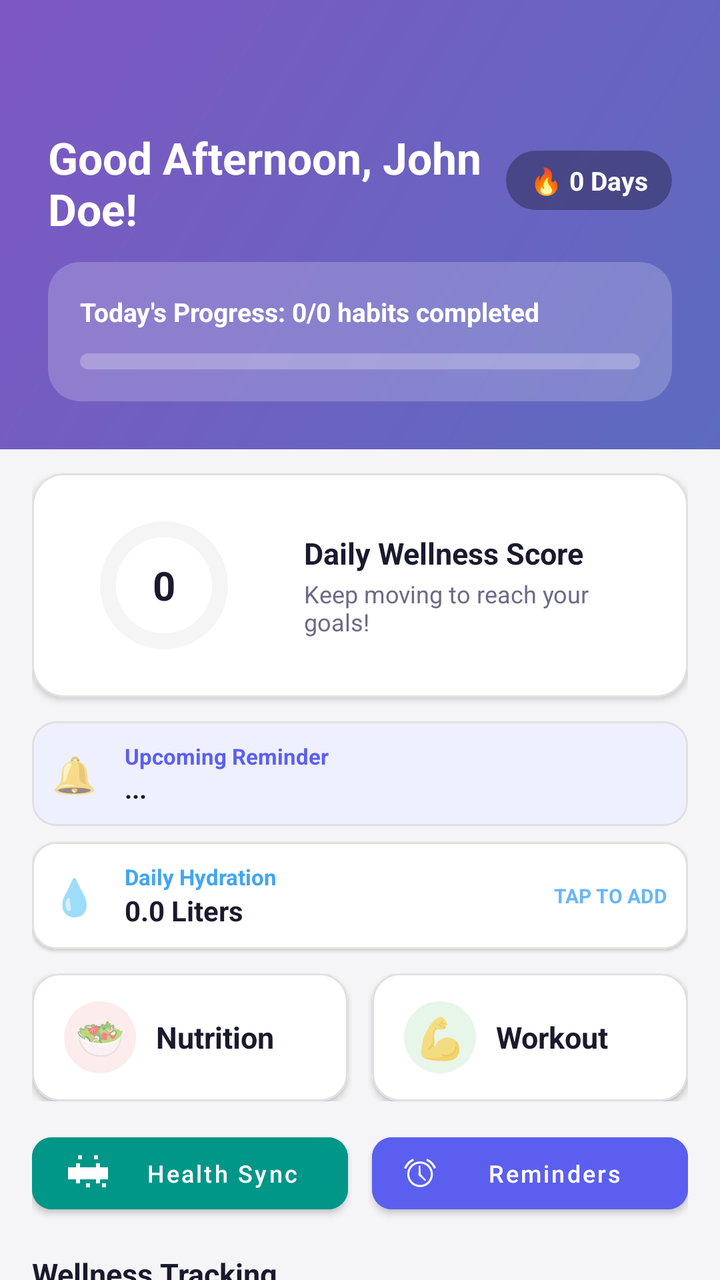
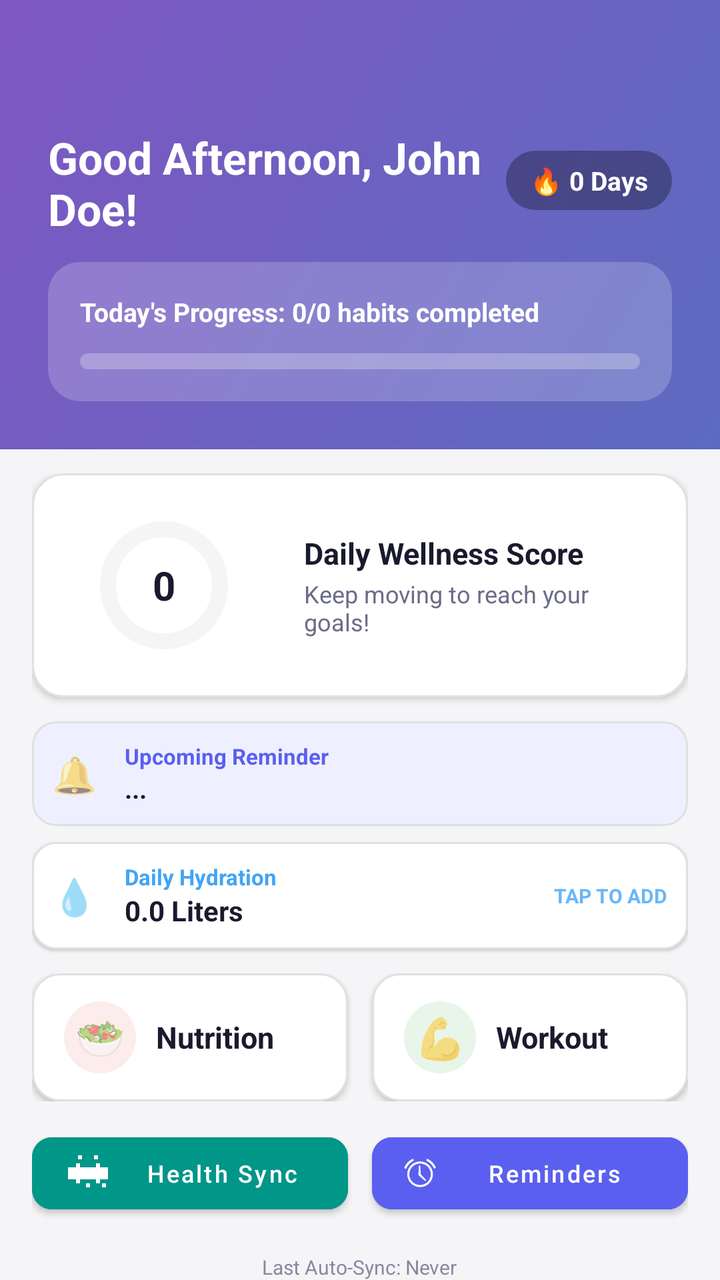

Two renders of the same Android screen: before a commit and after it. Below are the layout's source before the change and the commit's diff.
<!-- AndroidManifest.xml: application theme Theme.DailyRoutine -->
<!-- res/layout/activity_main.xml -->
<?xml version="1.0" encoding="utf-8"?>
<androidx.coordinatorlayout.widget.CoordinatorLayout xmlns:android="http://schemas.android.com/apk/res/android"
    xmlns:app="http://schemas.android.com/apk/res-auto"
    android:layout_width="match_parent"
    android:layout_height="match_parent"
    android:background="@color/bgPage">

    <com.google.android.material.appbar.AppBarLayout
        android:layout_width="match_parent"
        android:layout_height="wrap_content"
        android:background="@android:color/transparent"
        app:elevation="0dp">

        <LinearLayout
            android:layout_width="match_parent"
            android:layout_height="wrap_content"
            android:orientation="vertical"
            android:paddingHorizontal="24dp"
            android:paddingTop="64dp"
            android:paddingBottom="24dp"
            android:background="@drawable/bg_home_header">

            <LinearLayout
                android:layout_width="match_parent"
                android:layout_height="wrap_content"
                android:orientation="horizontal"
                android:gravity="top">
                <TextView
                    android:id="@+id/tvGreeting"
                    android:layout_width="0dp"
                    android:layout_height="wrap_content"
                    android:layout_weight="1"
                    android:text="Good Afternoon, John Doe!"
                    android:textSize="22sp"
                    android:textStyle="bold"
                    android:textColor="@android:color/white"
                    android:maxLines="2"
                    android:layout_marginEnd="12dp"
                    android:clickable="true"
                    android:focusable="true"
                    android:foreground="?attr/selectableItemBackground"/>
                <TextView
                    android:id="@+id/tvStreak"
                    android:layout_width="wrap_content"
                    android:layout_height="wrap_content"
                    android:layout_marginTop="8dp"
                    android:layout_marginBottom="8dp"
                    android:text="🔥 0 Days"
                    android:textColor="@android:color/white"
                    android:textStyle="bold"
                    android:textSize="13sp"
                    android:background="@drawable/bg_chip"
                    android:backgroundTint="#4D000000"
                    android:paddingHorizontal="12dp"
                    android:paddingVertical="6dp"/>
            </LinearLayout>

            <com.google.android.material.card.MaterialCardView
                android:id="@+id/cardProgress"
                android:layout_width="match_parent"
                android:layout_height="wrap_content"
                android:layout_marginTop="12dp"
                app:cardCornerRadius="16dp"
                app:cardElevation="0dp"
                app:cardBackgroundColor="#33FFFFFF"
                android:clickable="true"
                android:focusable="true"
                app:rippleColor="#4DFFFFFF">

                <LinearLayout
                    android:layout_width="match_parent"
                    android:layout_height="wrap_content"
                    android:orientation="vertical"
                    android:padding="16dp">

                    <TextView
                        android:id="@+id/tvHabitProgress"
                        android:layout_width="wrap_content"
                        android:layout_height="wrap_content"
                        android:text="Today's Progress: 0/0 habits completed"
                        android:textColor="@android:color/white"
                        android:textSize="13sp"
                        android:textStyle="bold" />

                    <com.google.android.material.progressindicator.LinearProgressIndicator
                        android:id="@+id/progressHabits"
                        android:layout_width="match_parent"
                        android:layout_height="wrap_content"
                        android:layout_marginTop="12dp"
                        android:progress="0"
                        app:trackColor="#40FFFFFF"
                        app:indicatorColor="@android:color/white"
                        app:trackThickness="8dp"
                        app:trackCornerRadius="4dp" />

                </LinearLayout>
            </com.google.android.material.card.MaterialCardView>

        </LinearLayout>

    </com.google.android.material.appbar.AppBarLayout>

    <androidx.core.widget.NestedScrollView
        android:layout_width="match_parent"
        android:layout_height="match_parent"
        android:fillViewport="true"
        app:layout_behavior="@string/appbar_scrolling_view_behavior">

        <LinearLayout
            android:layout_width="match_parent"
            android:layout_height="match_parent"
            android:orientation="vertical"
            android:paddingHorizontal="16dp"
            android:paddingTop="12dp"
            android:paddingBottom="80dp">

            
            <com.google.android.material.card.MaterialCardView
                android:id="@+id/cardWellnessScore"
                android:layout_width="match_parent"
                android:layout_height="wrap_content"
                android:layout_marginBottom="12dp"
                app:cardCornerRadius="16dp"
                app:cardElevation="2dp"
                app:cardBackgroundColor="@color/cardBg"
                app:strokeWidth="1dp"
                app:strokeColor="@color/cardStroke">
                <LinearLayout
                    android:layout_width="match_parent"
                    android:layout_height="wrap_content"
                    android:orientation="horizontal"
                    android:padding="16dp"
                    android:gravity="center_vertical">

                    <RelativeLayout
                        android:layout_width="100dp"
                        android:layout_height="80dp">
                        <com.google.android.material.progressindicator.CircularProgressIndicator
                            android:id="@+id/progressWellness"
                            android:layout_width="wrap_content"
                            android:layout_height="wrap_content"
                            android:layout_centerInParent="true"
                            android:progress="0"
                            app:indicatorSize="64dp"
                            app:trackThickness="8dp"
                            app:indicatorColor="@color/healthSync"
                            app:trackColor="#F5F5F5"
                            app:trackCornerRadius="4dp"/>
                        <TextView
                            android:id="@+id/tvWellnessScore"
                            android:layout_width="wrap_content"
                            android:layout_height="wrap_content"
                            android:layout_centerInParent="true"
                            android:text="0"
                            android:textSize="20sp"
                            android:textStyle="bold"
                            android:textColor="@color/textPrimary"
                            android:gravity="center"/>
                    </RelativeLayout>

                    <LinearLayout
                        android:layout_width="0dp"
                        android:layout_height="wrap_content"
                        android:layout_weight="1"
                        android:layout_marginStart="20dp"
                        android:orientation="vertical">
                        <TextView
                            android:layout_width="wrap_content"
                            android:layout_height="wrap_content"
                            android:text="Daily Wellness Score"
                            android:textSize="15sp"
                            android:textStyle="bold"
                            android:textColor="@color/textPrimary"/>
                        <TextView
                            android:id="@+id/tvWellnessMsg"
                            android:layout_width="wrap_content"
                            android:layout_height="wrap_content"
                            android:layout_marginTop="2dp"
                            android:text="Keep moving to reach your goals!"
                            android:textSize="12sp"
                            android:textColor="@color/textSecondary"/>
                    </LinearLayout>
                </LinearLayout>
            </com.google.android.material.card.MaterialCardView>

            
            <com.google.android.material.card.MaterialCardView
                android:id="@+id/cardUpcoming"
                android:layout_width="match_parent"
                android:layout_height="wrap_content"
                android:layout_marginBottom="8dp"
                app:cardCornerRadius="12dp"
                app:cardElevation="1dp"
                app:cardBackgroundColor="@color/primaryLight"
                app:strokeWidth="1dp"
                app:strokeColor="@color/cardStroke">
                <LinearLayout
                    android:layout_width="match_parent"
                    android:layout_height="wrap_content"
                    android:padding="10dp"
                    android:gravity="center_vertical"
                    android:orientation="horizontal">
                    <TextView android:layout_width="wrap_content" android:layout_height="wrap_content" android:text="🔔" android:textSize="18sp"/>
                    <LinearLayout android:layout_width="0dp" android:layout_height="wrap_content" android:layout_weight="1" android:layout_marginStart="14dp" android:orientation="vertical">
                        <TextView android:layout_width="wrap_content" android:layout_height="wrap_content" android:text="Upcoming Reminder" android:textSize="11sp" android:textStyle="bold" android:textColor="@color/primary"/>
                        <TextView android:id="@+id/tvUpcomingText" android:layout_width="wrap_content" android:layout_height="wrap_content" android:text="..." android:textSize="13sp" android:textStyle="bold" android:textColor="@color/textPrimary"/>
                    </LinearLayout>
                </LinearLayout>
            </com.google.android.material.card.MaterialCardView>

            <com.google.android.material.card.MaterialCardView
                android:id="@+id/cardWater"
                android:layout_width="match_parent"
                android:layout_height="wrap_content"
                android:layout_marginBottom="12dp"
                app:cardCornerRadius="12dp"
                app:cardElevation="1dp"
                app:cardBackgroundColor="@color/cardBg"
                app:strokeWidth="1dp"
                app:strokeColor="@color/cardStroke"
                android:clickable="true"
                android:focusable="true">
                <LinearLayout
                    android:layout_width="match_parent"
                    android:layout_height="wrap_content"
                    android:padding="10dp"
                    android:gravity="center_vertical"
                    android:orientation="horizontal">
                    <TextView android:layout_width="wrap_content" android:layout_height="wrap_content" android:text="💧" android:textSize="18sp"/>
                    <LinearLayout android:layout_width="0dp" android:layout_height="wrap_content" android:layout_weight="1" android:layout_marginStart="14dp" android:orientation="vertical">
                        <TextView android:layout_width="wrap_content" android:layout_height="wrap_content" android:text="Daily Hydration" android:textSize="11sp" android:textStyle="bold" android:textColor="@color/healthSleep"/>
                        <TextView android:id="@+id/tvValWater" android:layout_width="wrap_content" android:layout_height="wrap_content" android:text="0.0 Liters" android:textSize="14sp" android:textStyle="bold" android:textColor="@color/textPrimary"/>
                    </LinearLayout>
                    <TextView android:layout_width="wrap_content" android:layout_height="wrap_content" android:text="TAP TO ADD" android:textSize="10sp" android:textStyle="bold" android:textColor="@color/healthSleep" android:alpha="0.8"/>
                </LinearLayout>
            </com.google.android.material.card.MaterialCardView>

            
            <LinearLayout
                android:layout_width="match_parent"
                android:layout_height="64dp"
                android:orientation="horizontal"
                android:layout_marginBottom="12dp">
                <com.google.android.material.card.MaterialCardView
                    android:id="@+id/cardDiet"
                    android:layout_width="0dp"
                    android:layout_height="match_parent"
                    android:layout_weight="1"
                    android:layout_marginEnd="6dp"
                    app:cardCornerRadius="14dp"
                    app:cardElevation="2dp"
                    app:cardBackgroundColor="@color/cardBg"
                    app:strokeWidth="1dp"
                    app:strokeColor="@color/cardStroke"
                    app:rippleColor="@color/healthNutrition">
                    <LinearLayout android:layout_width="match_parent" android:layout_height="match_parent" android:orientation="horizontal" android:paddingHorizontal="16dp" android:gravity="center_vertical">
                        <TextView android:layout_width="36dp" android:layout_height="36dp" android:text="🥗" android:textSize="20sp" android:gravity="center" android:background="@drawable/bg_circle_diet"/>
                        <TextView android:layout_width="wrap_content" android:layout_height="wrap_content" android:layout_marginStart="10dp" android:text="Nutrition" android:textSize="15sp" android:textStyle="bold" android:textColor="@color/textPrimary"/>
                    </LinearLayout>
                </com.google.android.material.card.MaterialCardView>
                <com.google.android.material.card.MaterialCardView
                    android:id="@+id/cardWorkout"
                    android:layout_width="0dp"
                    android:layout_height="match_parent"
                    android:layout_weight="1"
                    android:layout_marginStart="6dp"
                    app:cardCornerRadius="14dp"
                    app:cardElevation="2dp"
                    app:cardBackgroundColor="@color/cardBg"
                    app:strokeWidth="1dp"
                    app:strokeColor="@color/cardStroke"
                    app:rippleColor="@color/healthWorkout">
                    <LinearLayout android:layout_width="match_parent" android:layout_height="match_parent" android:orientation="horizontal" android:paddingHorizontal="16dp" android:gravity="center_vertical">
                        <TextView android:layout_width="36dp" android:layout_height="36dp" android:text="💪" android:textSize="20sp" android:gravity="center" android:background="@drawable/bg_circle_workout"/>
                        <TextView android:layout_width="wrap_content" android:layout_height="wrap_content" android:layout_marginStart="10dp" android:text="Workout" android:textSize="15sp" android:textStyle="bold" android:textColor="@color/textPrimary"/>
                    </LinearLayout>
                </com.google.android.material.card.MaterialCardView>
            </LinearLayout>

            
            <LinearLayout
                android:layout_width="match_parent"
                android:layout_height="wrap_content"
                android:orientation="horizontal"
                android:layout_marginBottom="16dp">
                <com.google.android.material.button.MaterialButton
                    android:id="@+id/btnHealthSync"
                    android:layout_width="0dp"
                    android:layout_height="48dp"
                    android:layout_weight="1"
                    android:text="Health Sync"
                    app:icon="@drawable/ic_fitness_center"
                    app:iconTint="@android:color/white"
                    android:backgroundTint="@color/healthSync"
                    android:textColor="@android:color/white"
                    android:textSize="12sp"
                    android:textAllCaps="false"
                    app:cornerRadius="10dp"/>
                <Space android:layout_width="12dp" android:layout_height="wrap_content"/>
                <com.google.android.material.button.MaterialButton
                    android:id="@+id/btnReminders"
                    android:layout_width="0dp"
                    android:layout_height="48dp"
                    android:layout_weight="1"
                    android:text="Reminders"
                    app:icon="@android:drawable/ic_lock_idle_alarm"
                    android:backgroundTint="@color/primary"
                    android:textColor="@android:color/white"
                    android:textSize="12sp"
                    android:textAllCaps="false"
                    app:cornerRadius="10dp"/>
            </LinearLayout>

            
            <TextView
                android:layout_width="wrap_content"
                android:layout_height="wrap_content"
                android:text="Wellness Tracking"
                android:textSize="15sp"
                android:textStyle="bold"
                android:textColor="@color/textPrimary"
                android:layout_marginBottom="10dp"/>

            <LinearLayout
                android:layout_width="match_parent"
                android:layout_height="0dp"
                android:layout_weight="1"
                android:orientation="vertical">

                <LinearLayout
                    android:layout_width="match_parent"
                    android:layout_height="0dp"
                    android:layout_weight="1"
                    android:orientation="horizontal">
                    <com.google.android.material.card.MaterialCardView
                        android:id="@+id/cardWalking"
                        android:layout_width="0dp"
                        android:layout_height="match_parent"
                        android:layout_weight="1"
                        android:layout_margin="4dp"
                        app:cardCornerRadius="16dp"
                        app:cardElevation="1dp"
                        app:strokeWidth="1dp"
                        app:strokeColor="@color/cardStroke"
                        app:cardBackgroundColor="@color/cardBg">
                        <LinearLayout android:layout_width="match_parent" android:layout_height="match_parent" android:orientation="vertical" android:padding="12dp" android:gravity="center">
                            <TextView android:layout_width="40dp" android:layout_height="40dp" android:text="🚶" android:textSize="20sp" android:gravity="center" android:background="@drawable/bg_circle_walking"/>
                            <TextView android:layout_width="wrap_content" android:layout_height="wrap_content" android:layout_marginTop="6dp" android:text="Step Tracker" android:textStyle="bold" android:textSize="13sp" android:textColor="@color/textPrimary" android:gravity="center"/>
                            <TextView android:id="@+id/tvValSteps" android:layout_width="wrap_content" android:layout_height="wrap_content" android:text="0" android:textSize="15sp" android:textStyle="bold" android:textColor="@color/healthWalking"/>
                        </LinearLayout>
                    </com.google.android.material.card.MaterialCardView>
                    <com.google.android.material.card.MaterialCardView
                        android:id="@+id/cardSleep"
                        android:layout_width="0dp"
                        android:layout_height="match_parent"
                        android:layout_weight="1"
                        android:layout_margin="4dp"
                        app:cardCornerRadius="16dp"
                        app:cardElevation="1dp"
                        app:strokeWidth="1dp"
                        app:strokeColor="@color/cardStroke"
                        app:cardBackgroundColor="@color/cardBg">
                        <LinearLayout android:layout_width="match_parent" android:layout_height="match_parent" android:orientation="vertical" android:padding="12dp" android:gravity="center">
                            <TextView android:layout_width="40dp" android:layout_height="40dp" android:text="😴" android:textSize="20sp" android:gravity="center" android:background="@drawable/bg_circle_sleep"/>
                            <TextView android:layout_width="wrap_content" android:layout_height="wrap_content" android:layout_marginTop="6dp" android:text="Sleep" android:textStyle="bold" android:textSize="13sp" android:textColor="@color/textPrimary" android:gravity="center"/>
                            <TextView android:id="@+id/tvValSleep" android:layout_width="wrap_content" android:layout_height="wrap_content" android:text="0h" android:textSize="15sp" android:textStyle="bold" android:textColor="@color/healthSleep"/>
                        </LinearLayout>
                    </com.google.android.material.card.MaterialCardView>
                </LinearLayout>

                <LinearLayout
                    android:layout_width="match_parent"
                    android:layout_height="0dp"
                    android:layout_weight="1"
                    android:orientation="horizontal">
                    <com.google.android.material.card.MaterialCardView
                        android:id="@+id/cardCalories"
                        android:layout_width="0dp"
                        android:layout_height="match_parent"
                        android:layout_weight="1"
                        android:layout_margin="4dp"
                        app:cardCornerRadius="16dp"
                        app:cardElevation="1dp"
                        app:strokeWidth="1dp"
                        app:strokeColor="@color/cardStroke"
                        app:cardBackgroundColor="@color/cardBg">
                        <LinearLayout android:layout_width="match_parent" android:layout_height="match_parent" android:orientation="vertical" android:padding="12dp" android:gravity="center">
                            <TextView android:layout_width="40dp" android:layout_height="40dp" android:text="🔥" android:textSize="20sp" android:gravity="center" android:background="@drawable/bg_circle_calories"/>
                            <TextView android:layout_width="wrap_content" android:layout_height="wrap_content" android:layout_marginTop="6dp" android:text="Calories" android:textStyle="bold" android:textSize="13sp" android:textColor="@color/textPrimary" android:gravity="center"/>
                            <TextView android:id="@+id/tvValCalories" android:layout_width="wrap_content" android:layout_height="wrap_content" android:text="0" android:textSize="15sp" android:textStyle="bold" android:textColor="@color/healthCalories"/>
                        </LinearLayout>
                    </com.google.android.material.card.MaterialCardView>
                    <com.google.android.material.card.MaterialCardView
                        android:id="@+id/cardWeight"
                        android:layout_width="0dp"
                        android:layout_height="match_parent"
                        android:layout_weight="1"
                        android:layout_margin="4dp"
                        app:cardCornerRadius="16dp"
                        app:cardElevation="1dp"
                        app:strokeWidth="1dp"
                        app:strokeColor="@color/cardStroke"
                        app:cardBackgroundColor="@color/cardBg">
                        <LinearLayout android:layout_width="match_parent" android:layout_height="match_parent" android:orientation="vertical" android:padding="12dp" android:gravity="center">
                            <TextView android:layout_width="40dp" android:layout_height="40dp" android:text="⚖️" android:textSize="20sp" android:gravity="center" android:background="@drawable/bg_circle_weight"/>
                            <TextView android:layout_width="wrap_content" android:layout_height="wrap_content" android:layout_marginTop="6dp" android:text="Weight" android:textStyle="bold" android:textSize="13sp" android:textColor="@color/textPrimary" android:gravity="center"/>
                            <TextView android:id="@+id/tvValWeight" android:layout_width="wrap_content" android:layout_height="wrap_content" android:text="0 kg" android:textSize="15sp" android:textStyle="bold" android:textColor="@color/healthWeight"/>
                        </LinearLayout>
                    </com.google.android.material.card.MaterialCardView>
                </LinearLayout>
            </LinearLayout>

        </LinearLayout>
    </androidx.core.widget.NestedScrollView>

</androidx.coordinatorlayout.widget.CoordinatorLayout>
<!-- resources referenced by this layout -->
<resources>
  <color name="bgPage">#F5F5F7</color>
  <color name="cardBg">#FFFFFF</color>
  <color name="cardStroke">#E0E0E0</color>
  <color name="healthCalories">#EC407A</color>
  <color name="healthNutrition">#4CAF50</color>
  <color name="healthSleep">#42A5F5</color>
  <color name="healthSync">#009688</color>
  <color name="healthWalking">#26A69A</color>
  <color name="healthWeight">#78909C</color>
  <color name="healthWorkout">#FF9800</color>
  <color name="primary">#5B5FEF</color>
  <color name="primaryLight">#EEF0FF</color>
  <color name="textPrimary">#1A1A2E</color>
  <color name="textSecondary">#6B6B8A</color>
  <!-- drawable bg_chip (drawable) -->
  <?xml version="1.0" encoding="utf-8"?>
  <shape xmlns:android="http://schemas.android.com/apk/res/android"
      android:shape="rectangle">
      <solid android:color="@color/primary"/>
      <corners android:radius="20dp"/>
  </shape>
  <!-- drawable bg_circle_calories (drawable) -->
  <?xml version="1.0" encoding="utf-8"?>
  <shape xmlns:android="http://schemas.android.com/apk/res/android"
      android:shape="oval">
      <solid android:color="#FCE4EC"/>
  </shape>
  <!-- drawable bg_circle_diet (drawable) -->
  <?xml version="1.0" encoding="utf-8"?>
  <shape xmlns:android="http://schemas.android.com/apk/res/android"
      android:shape="oval">
      <solid android:color="#FDECEC"/>
  </shape>
  <!-- drawable bg_circle_sleep (drawable) -->
  <?xml version="1.0" encoding="utf-8"?>
  <shape xmlns:android="http://schemas.android.com/apk/res/android"
      android:shape="oval">
      <solid android:color="#E3F2FD"/>
  </shape>
  <!-- drawable bg_circle_walking (drawable) -->
  <?xml version="1.0" encoding="utf-8"?>
  <shape xmlns:android="http://schemas.android.com/apk/res/android"
      android:shape="oval">
      <solid android:color="#E0F2F1"/>
  </shape>
  <!-- drawable bg_circle_weight (drawable) -->
  <?xml version="1.0" encoding="utf-8"?>
  <shape xmlns:android="http://schemas.android.com/apk/res/android"
      android:shape="oval">
      <solid android:color="#ECEFF1"/>
  </shape>
  <!-- drawable bg_circle_workout (drawable) -->
  <?xml version="1.0" encoding="utf-8"?>
  <shape xmlns:android="http://schemas.android.com/apk/res/android"
      android:shape="oval">
      <solid android:color="#E8F5E9"/>
  </shape>
  <!-- drawable bg_home_header (drawable) -->
  <?xml version="1.0" encoding="utf-8"?>
  <shape xmlns:android="http://schemas.android.com/apk/res/android"
      android:shape="rectangle">
      <gradient
          android:angle="135"
          android:startColor="#5C6BC0"
          android:endColor="#7E57C2"
          android:type="linear" />
  </shape>
  <!-- drawable ic_fitness_center (drawable) -->
  <vector xmlns:android="http://schemas.android.com/apk/res/android"
      android:width="24dp"
      android:height="24dp"
      android:viewportWidth="24"
      android:viewportHeight="24">
    <path
        android:fillColor="#FF000000"
        android:pathData="M7,5h2L9,3L7,3L7,5zM15,5h2L17,3h-2L15,5zM11,19h2v-2h-2L11,19zM19,19h2v-2h-2L19,19zM22,9h-4L18,7h-2L16,9L8,9L8,7L6,7L6,9L2,9L2,15h4L6,17h2L8,15h8L16,17h2L18,15h4L22,9z"/>
  </vector>
  <style name="Theme.DailyRoutine" parent="Theme.MaterialComponents.DayNight.NoActionBar">
          <item name="colorPrimary">@color/primary</item>
          <item name="colorPrimaryVariant">@color/primaryDark</item>
          <item name="colorOnPrimary">@android:color/white</item>
          <item name="colorSecondary">@color/accent</item>
          <item name="colorOnSecondary">@android:color/white</item>
          <item name="android:windowBackground">@color/bgPage</item>
          <item name="android:statusBarColor">@color/statusBar</item>
          <item name="android:navigationBarColor">@color/primaryDark</item>
          
          <item name="dialogCornerRadius">16dp</item>
      </style>
  <color name="primaryDark">#3F41C2</color>
  <color name="accent">#7E57C2</color>
  <color name="statusBar">#5B5FEF</color>
</resources>

<!-- the commit's change to res/layout/activity_main.xml (unified diff, before → after) -->
@@ -310,6 +310,17 @@
                     android:textAllCaps="false"
                     app:cornerRadius="10dp"/>
             </LinearLayout>
+
+            <TextView
+                android:id="@+id/tvLastSync"
+                android:layout_width="wrap_content"
+                android:layout_height="wrap_content"
+                android:text="Last Auto-Sync: Never"
+                android:textSize="10sp"
+                android:textColor="@color/textSecondary"
+                android:layout_gravity="center_horizontal"
+                android:layout_marginBottom="8dp"
+                android:alpha="0.8"/>
 
             
             <TextView
